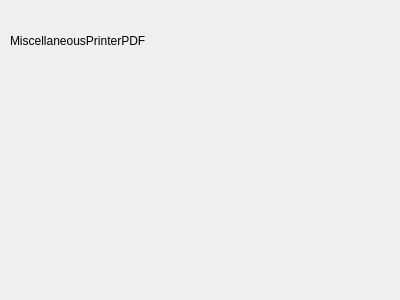
The window that QtGuiApplicationTest/QtGuiApplicationTest/MiscellaneousPrinterPDF.ui (xautshuanglong/QtLearningRepository) describes before a commit, drawn with Qt 5.
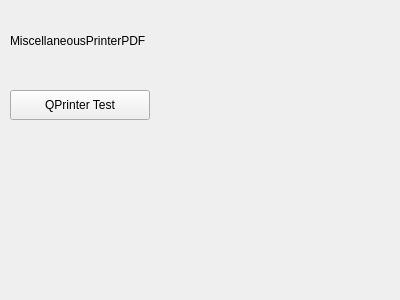
The same window after the commit. Custom widgets are drawn as their Qt base class.

```diff
--- a/QtGuiApplicationTest/QtGuiApplicationTest/MiscellaneousPrinterPDF.ui
+++ b/QtGuiApplicationTest/QtGuiApplicationTest/MiscellaneousPrinterPDF.ui
@@ -26,6 +26,19 @@
     <string>MiscellaneousPrinterPDF</string>
    </property>
   </widget>
+  <widget class="QPushButton" name="btnQPrinterTest">
+   <property name="geometry">
+    <rect>
+     <x>10</x>
+     <y>90</y>
+     <width>140</width>
+     <height>30</height>
+    </rect>
+   </property>
+   <property name="text">
+    <string>QPrinter Test</string>
+   </property>
+  </widget>
  </widget>
  <layoutdefault spacing="6" margin="11"/>
  <customwidgets>
```
Left out of the diff: 8 changed lines with no effect on the pictures.
